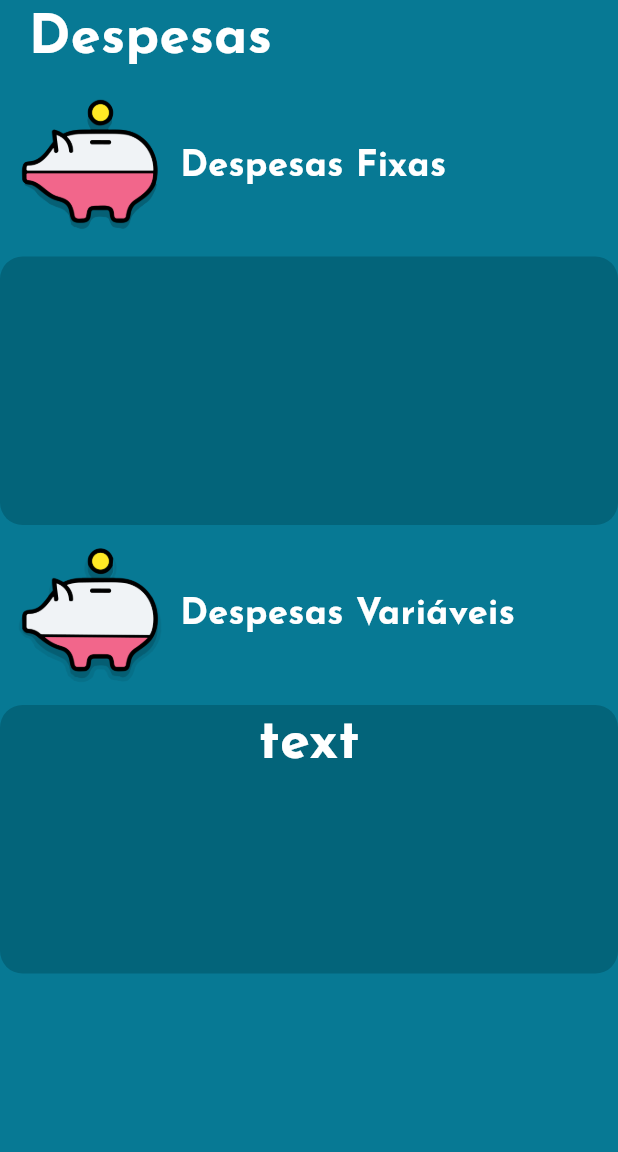
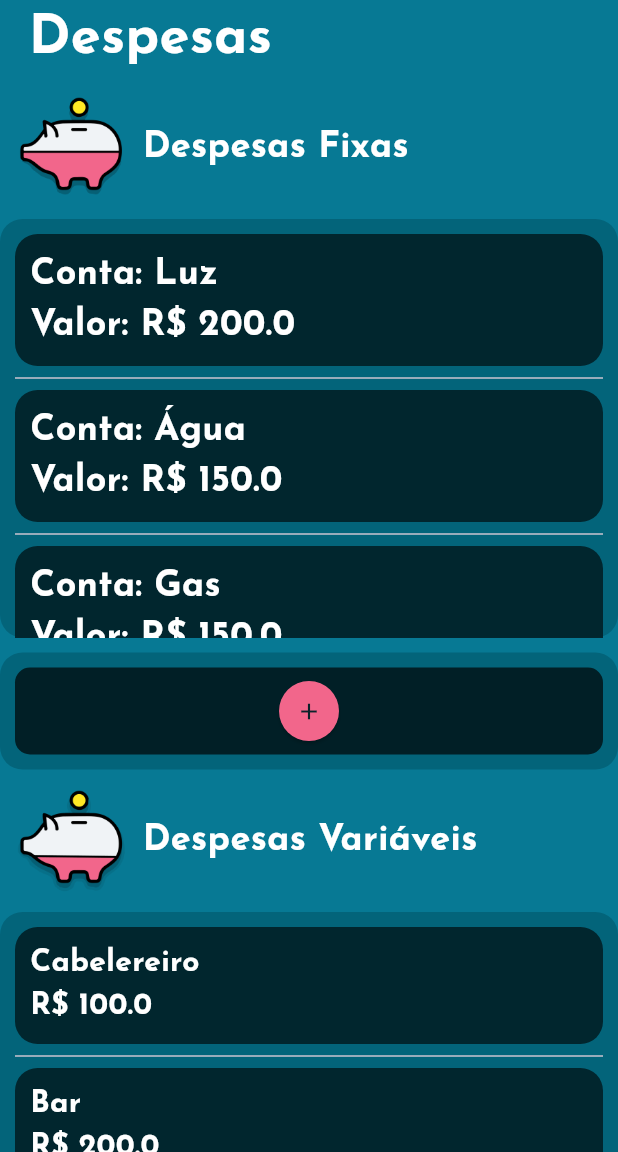
Before and after one commit to IgorLorentz/PorkPockets, a Flutter app: the DespesasPage screen opened by its route, on a phone screen of 412 x 824 dp, the part 84-1236 px from its top. Run offline on Flutter 3.47's test engine with Material 3 defaults, Android fonts, the phone set to English and light mode, and no system bars; our stand-ins replace flutter_svg.

Commit message:
Update Despesas

```diff
--- a/pork_pockets_app/lib/models/despesas.dart
+++ b/pork_pockets_app/lib/models/despesas.dart
@@ -1,4 +1,4 @@
-class Despesas{
+class Despesas {
   String nome;
   double valor;
 
@@ -7,8 +7,7 @@ Despesas({
     required this.valor,
   });
 
-String getNome(){
+  String getNome() {
     return this.nome;
   }
-
 }
--- a/pork_pockets_app/lib/pages/despesas_page.dart
+++ b/pork_pockets_app/lib/pages/despesas_page.dart
@@ -10,7 +10,9 @@ class DespesasPage extends StatelessWidget {
 
   @override
   Widget build(BuildContext context) {
-    final tabela = DespesasRepository.tabela;
+    final fixas = DespesasRepository.despesaFix;
+    final variaveis = DespesasRepository.despesaVar;
+
     return Scaffold(
       backgroundColor: Paleta.bgColor,
       appBar: appBar(),
@@ -22,31 +24,63 @@ class DespesasPage extends StatelessWidget {
           children: [
             Row(
               children: [
-                addImg('assets/images/50_porco.png'),
+                addImg('assets/images/50_porco.png', altura: 75, largura: 75),
                 mediumText('Despesas Fixas')
               ],
             ),
             Column(
               children: [
                 Container(
-                  height: 179,
+                  height: 279,
                   width: 420,
                   decoration: BoxDecoration(
                     color: Color.fromARGB(200, 2, 94, 115),
                     borderRadius: BorderRadius.circular(15),
                   ),
-                  child: Container(
-                      child: Column(children: [
-                    Container(
-                      child: Column(
-                        children: [
-
+                  child: ListView.separated(
+                    itemBuilder: (BuildContext context, int despesas) {
+                      return Container(
+                          padding: EdgeInsets.all(10),
+                          decoration: BoxDecoration(
+                            color: Paleta.azulEscurao90,
+                            borderRadius: BorderRadius.circular(15),
+                          ),
+                          child: mediumText(
+                              'Conta: ${fixas[despesas].nome}\nValor: R\$ ${fixas[despesas].valor}'));
+                    },
+                    separatorBuilder: (_, __) => Divider(),
+                    padding: EdgeInsets.all(10),
+                    itemCount: fixas.length,
+                  ),
+                )
               ],
             ),
+            SizedBox(
+              height: 10,
             ),
-                  ])),
-                )
-              ],
+            Container(
+              width: 420,
+              padding: EdgeInsets.all(10),
+              decoration: BoxDecoration(
+                  color: Color.fromARGB(200, 2, 94, 115),
+                  borderRadius: BorderRadius.circular(15)),
+              child: Container(
+                padding: EdgeInsets.all(5),
+                decoration: BoxDecoration(
+                  color: Paleta.azulEscurao,
+                  borderRadius: BorderRadius.circular(10),
+                ),
+                child: ElevatedButton(
+                    onPressed: () {
+                      Navigator.pushNamed(context, "/cadastrar-renda");
+                    },
+                    style: ElevatedButton.styleFrom(
+                      shape: const CircleBorder(),
+                      backgroundColor: Paleta.rosa,
+                    ),
+                    child: const Icon(Icons.add,
+                        color: Color.fromARGB(500, 1, 31, 38))),
+              ),
             )
           ],
         ),
@@ -54,7 +88,7 @@ class DespesasPage extends StatelessWidget {
           children: [
             Row(
               children: [
-                addImg('assets/images/30_porco.png'),
+                addImg('assets/images/30_porco.png', largura: 75, altura: 75),
                 mediumText('Despesas Variáveis')
               ],
             ),
@@ -67,12 +101,53 @@ class DespesasPage extends StatelessWidget {
                       color: Color.fromARGB(200, 2, 94, 115),
                       borderRadius: BorderRadius.circular(15),
                     ),
-                  child: Container(child: Column(children: [bigText('text')])),
+                    child: ListView.separated(
+                      itemBuilder: (BuildContext context, int despesas) {
+                        return Container(
+                            padding: EdgeInsets.all(10),
+                            decoration: BoxDecoration(
+                                borderRadius: BorderRadius.circular(15),
+                                color: Paleta.azulEscurao90),
+                            child: FormatedText(
+                                '${variaveis[despesas].nome}\nR\$ ${variaveis[despesas].valor}',
+                                20,
+                                FontWeight.bold));
+                      },
+                      separatorBuilder: (_, __) => Divider(),
+                      padding: EdgeInsets.all(10),
+                      itemCount: variaveis.length,
+                    ))
+              ],
+            ),
+            SizedBox(
+              height: 10,
+            ),
+            Container(
+              width: 420,
+              padding: EdgeInsets.all(10),
+              decoration: BoxDecoration(
+                  color: Color.fromARGB(200, 2, 94, 115),
+                  borderRadius: BorderRadius.circular(15)),
+              child: Container(
+                padding: EdgeInsets.all(5),
+                decoration: BoxDecoration(
+                  color: Paleta.azulEscurao,
+                  borderRadius: BorderRadius.circular(15)
+                ),
+                child: ElevatedButton(
+                    onPressed: () {
+                      Navigator.pushNamed(context, "/nova-meta");
+                    },
+                    style: ElevatedButton.styleFrom(
+                      shape: CircleBorder(),
+                      backgroundColor: Paleta.rosa,
+                    ),
+                    child: const Icon(Icons.add,
+                        color: Color.fromARGB(500, 1, 31, 38))),
+              ),
             )
           ],
-            )
-          ],
-        )
+        ),
       ]),
     );
   }
--- a/pork_pockets_app/lib/repositories/despesas_repository.dart
+++ b/pork_pockets_app/lib/repositories/despesas_repository.dart
@@ -2,9 +2,15 @@ import 'package:pork_pockets_app/models/despesas.dart';
 
 class DespesasRepository{
 
-  static List<Despesas> tabela = [
+  static List<Despesas> despesaFix = [
     Despesas(nome: 'Luz', valor: 200),
     Despesas(nome: 'Água', valor: 150),
+    Despesas(nome: 'Gas', valor: 150)
+  ];
+
+  static List<Despesas> despesaVar = [
+    Despesas(nome: 'Cabelereiro', valor: 100),
+    Despesas(nome: 'Bar', valor: 200)
   ];
 
 }
```
Lines whose indentation alone changed are shown as unchanged.
